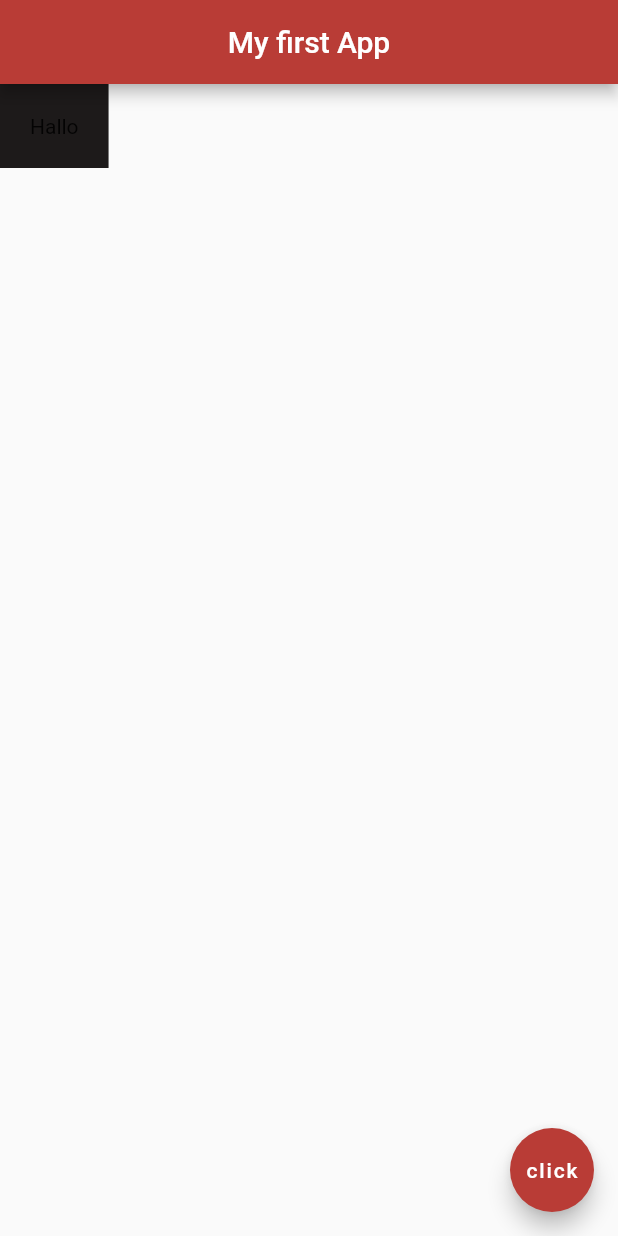
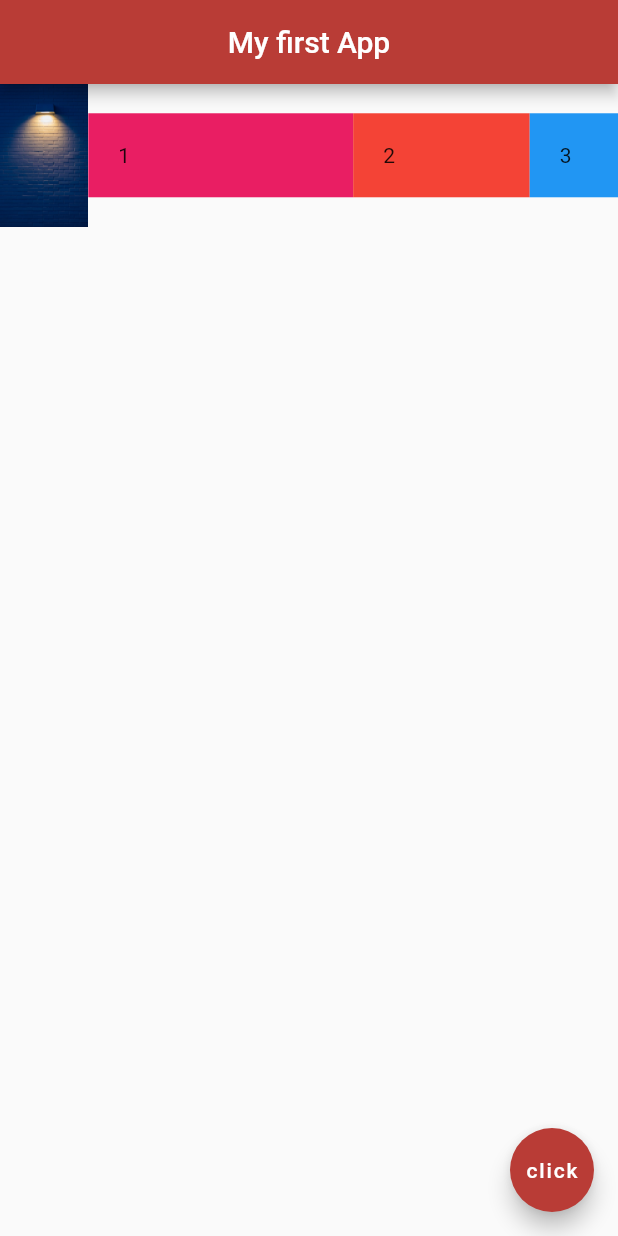
Before and after one commit to JferisK/flutter-tutorial, a Flutter app: the screen it shows after launch, on a phone screen of 412 x 824 dp. Run offline on Flutter 3.47's test engine with Material 2 defaults, Android fonts, the phone set to English and light mode, and no system bars.

Commit message:
end tutorial

```diff
--- a/tutorial/lib/main.dart
+++ b/tutorial/lib/main.dart
@@ -1,3 +1,4 @@
+import 'package:flutter/cupertino.dart';
 import 'package:flutter/material.dart';
 
 void main() => runApp(MaterialApp(
@@ -13,10 +14,37 @@ class Home extends StatelessWidget {
         centerTitle: true,
         backgroundColor: const Color(0xFFb93c36),
       ),
-      body: Container(
-        padding: EdgeInsets.all(20.0),
-        color: const Color(0xFF1d1a1a),
-        child: Text('Hallo'),
+      body: Row(
+        children: <Widget>[
+          Expanded(
+            flex: 1,
+              child: Image.asset('assets/bg.jpg')
+          ),
+          Expanded(
+            flex: 3,
+            child: Container(
+              padding: EdgeInsets.all(20),
+              color: Colors.pink,
+              child: Text('1'),
+            ),
+          ),
+          Expanded(
+            flex: 2,
+            child: Container(
+              padding: EdgeInsets.all(20),
+              color: Colors.red,
+              child: Text('2'),
+            ),
+          ),
+          Expanded(
+            flex: 1,
+            child: Container(
+              padding: EdgeInsets.all(20),
+              color: Colors.blue,
+              child: Text('3'),
+            ),
+          ),
+        ],
       ),
       floatingActionButton: FloatingActionButton(
         onPressed: () {},
```
